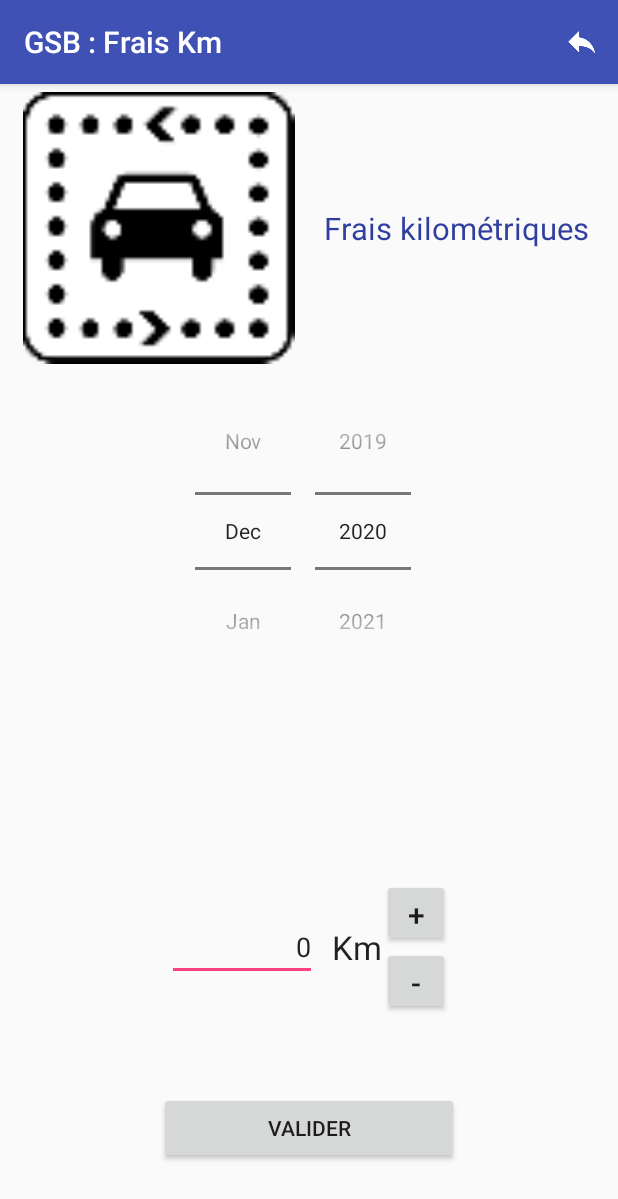
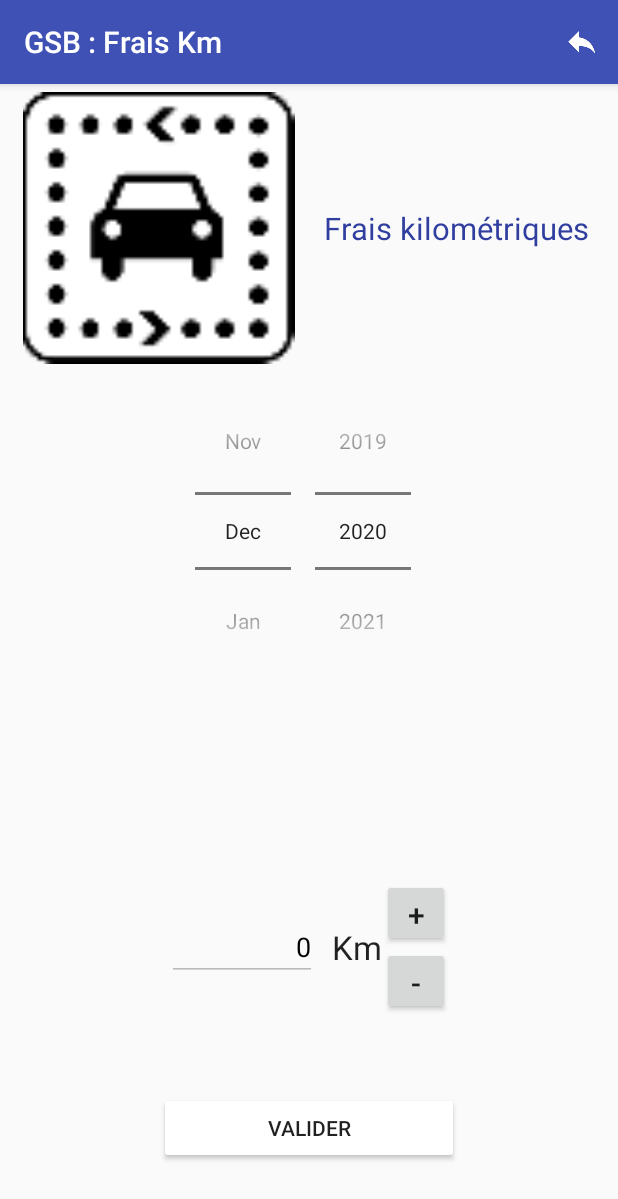
Before and after one commit to AlexisVedrenne/GSBAppliAndroid, an Android app: the KmActivity screen opened directly, with no data from a screen before it, on a phone screen of 412 x 824 dp. Shown: the top 1199 px of the screen. Run offline under Robolectric (Android 15) with nearby library versions, the phone set to English and light mode, and no system bars.

Commit message:
Réalisation de la tâche numéro deux : Interdire la saisie manuelle des km

```diff
--- a/app/src/main/res/layout/activity_km.xml
+++ b/app/src/main/res/layout/activity_km.xml
@@ -96,8 +96,17 @@
                 android:layout_height="wrap_content"
                 android:layout_gravity="center"
                 android:width="100dp"
+                android:accessibilityLiveRegion="none"
+                android:clickable="false"
+                android:contextClickable="false"
+                android:editable="false"
+                android:enabled="false"
                 android:gravity="end|center_vertical"
-                android:inputType="number">
+                android:inputType="number"
+                android:selectAllOnFocus="false"
+                android:singleLine="false"
+                android:textAllCaps="false"
+                android:textColor="#000000">
 
                 <requestFocus />
             </EditText>
@@ -160,6 +169,7 @@
             android:layout_width="200dp"
             android:layout_height="wrap_content"
             android:layout_gravity="center"
+            android:backgroundTint="#FFFFFF"
             android:text="@string/valider" />
 
     </LinearLayout>
```
